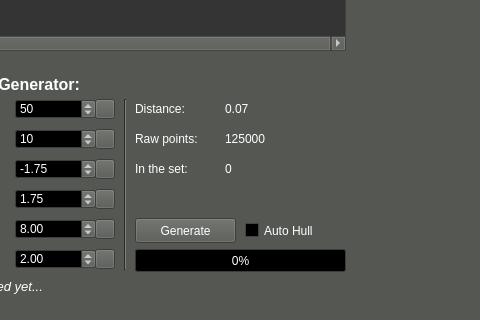
Before: the Qt Designer form mainwindow.ui in EVARATE/MandelbulbUI, drawn with Qt 5; both pictures show x 105 to 585 and y 190 to 510 of the 1000 by 510 pixel window.
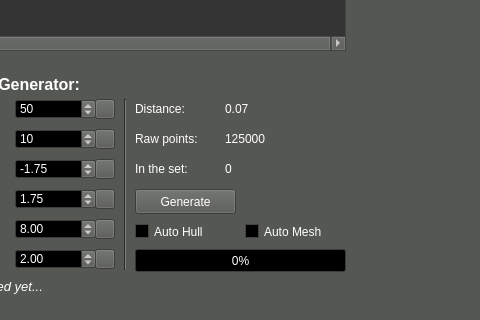
After: the same form once the commit is applied. Icons and pictures are not drawn.

Commit message: Added link to wiki in the info box

The edit to the form file:
```diff
--- a/mainwindow.ui
+++ b/mainwindow.ui
@@ -12,14 +12,14 @@
   </property>
   <property name="minimumSize">
    <size>
-    <width>800</width>
-    <height>480</height>
+    <width>1000</width>
+    <height>510</height>
    </size>
   </property>
   <property name="maximumSize">
    <size>
     <width>1000</width>
-    <height>730</height>
+    <height>510</height>
    </size>
   </property>
   <property name="palette">
@@ -878,7 +878,7 @@
     <property name="geometry">
      <rect>
       <x>240</x>
-      <y>389</y>
+      <y>360</y>
       <width>101</width>
       <height>25</height>
      </rect>
@@ -896,9 +896,9 @@
    <widget class="QCheckBox" name="checkBox_autoHull">
     <property name="geometry">
      <rect>
-      <x>350</x>
-      <y>389</y>
-      <width>92</width>
+      <x>240</x>
+      <y>390</y>
+      <width>101</width>
       <height>25</height>
      </rect>
     </property>
@@ -1255,6 +1255,22 @@
      <enum>Qt::Vertical</enum>
     </property>
    </widget>
+   <widget class="QCheckBox" name="checkBox_autoMesh">
+    <property name="geometry">
+     <rect>
+      <x>350</x>
+      <y>390</y>
+      <width>101</width>
+      <height>25</height>
+     </rect>
+    </property>
+    <property name="toolTip">
+     <string>Automatically generate mesh. (Generates mesh from hull if 'Auto Hull' is checked)</string>
+    </property>
+    <property name="text">
+     <string>Auto Mesh</string>
+    </property>
+   </widget>
   </widget>
   <widget class="QMenuBar" name="menubar">
    <property name="geometry">
```
The commit also changes 1 other file.
